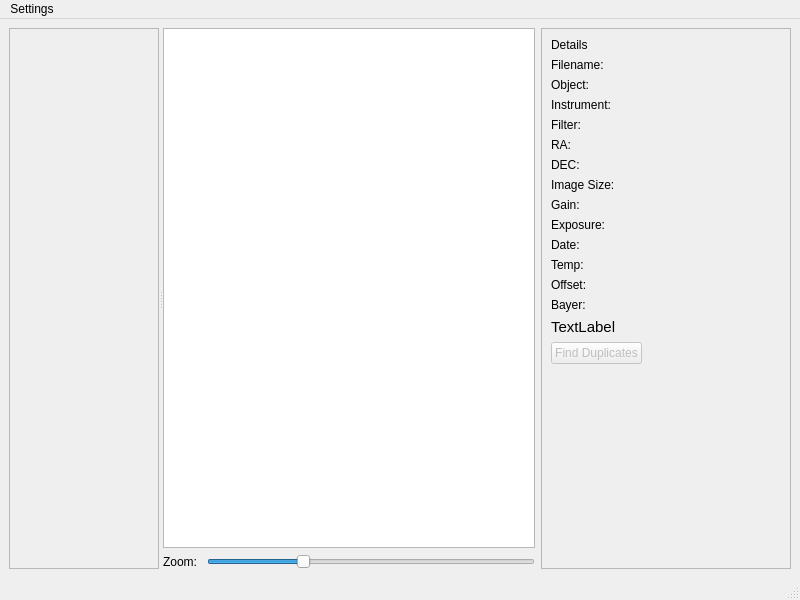
Before: the Qt Designer form src/mainwindow.ui in AstrocatApp/AstrocatApp, drawn with Qt 5.
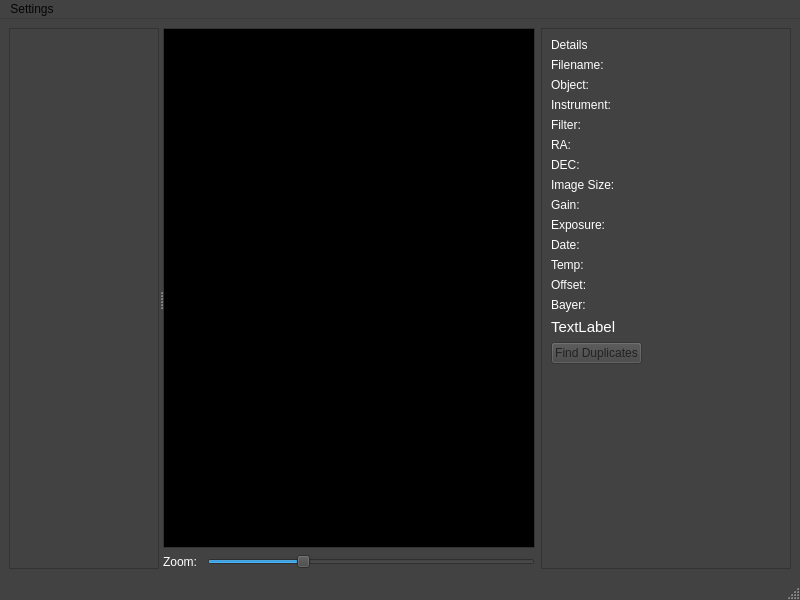
After: the same form once the commit is applied.

Commit message: Experimenting with palette

```diff
--- a/src/mainwindow.ui
+++ b/src/mainwindow.ui
@@ -10,6 +10,448 @@
     <height>600</height>
    </rect>
   </property>
+  <property name="palette">
+   <palette>
+    <active>
+     <colorrole role="WindowText">
+      <brush brushstyle="SolidPattern">
+       <color alpha="255">
+        <red>255</red>
+        <green>255</green>
+        <blue>255</blue>
+       </color>
+      </brush>
+     </colorrole>
+     <colorrole role="Button">
+      <brush brushstyle="SolidPattern">
+       <color alpha="255">
+        <red>66</red>
+        <green>66</green>
+        <blue>66</blue>
+       </color>
+      </brush>
+     </colorrole>
+     <colorrole role="Light">
+      <brush brushstyle="SolidPattern">
+       <color alpha="255">
+        <red>100</red>
+        <green>100</green>
+        <blue>100</blue>
+       </color>
+      </brush>
+     </colorrole>
+     <colorrole role="Midlight">
+      <brush brushstyle="SolidPattern">
+       <color alpha="255">
+        <red>83</red>
+        <green>83</green>
+        <blue>83</blue>
+       </color>
+      </brush>
+     </colorrole>
+     <colorrole role="Dark">
+      <brush brushstyle="SolidPattern">
+       <color alpha="255">
+        <red>33</red>
+        <green>33</green>
+        <blue>33</blue>
+       </color>
+      </brush>
+     </colorrole>
+     <colorrole role="Mid">
+      <brush brushstyle="SolidPattern">
+       <color alpha="255">
+        <red>44</red>
+        <green>44</green>
+        <blue>44</blue>
+       </color>
+      </brush>
+     </colorrole>
+     <colorrole role="Text">
+      <brush brushstyle="SolidPattern">
+       <color alpha="255">
+        <red>255</red>
+        <green>255</green>
+        <blue>255</blue>
+       </color>
+      </brush>
+     </colorrole>
+     <colorrole role="BrightText">
+      <brush brushstyle="SolidPattern">
+       <color alpha="255">
+        <red>255</red>
+        <green>255</green>
+        <blue>255</blue>
+       </color>
+      </brush>
+     </colorrole>
+     <colorrole role="ButtonText">
+      <brush brushstyle="SolidPattern">
+       <color alpha="255">
+        <red>5</red>
+        <green>5</green>
+        <blue>5</blue>
+       </color>
+      </brush>
+     </colorrole>
+     <colorrole role="Base">
+      <brush brushstyle="SolidPattern">
+       <color alpha="255">
+        <red>0</red>
+        <green>0</green>
+        <blue>0</blue>
+       </color>
+      </brush>
+     </colorrole>
+     <colorrole role="Window">
+      <brush brushstyle="SolidPattern">
+       <color alpha="255">
+        <red>66</red>
+        <green>66</green>
+        <blue>66</blue>
+       </color>
+      </brush>
+     </colorrole>
+     <colorrole role="Shadow">
+      <brush brushstyle="SolidPattern">
+       <color alpha="255">
+        <red>0</red>
+        <green>0</green>
+        <blue>0</blue>
+       </color>
+      </brush>
+     </colorrole>
+     <colorrole role="AlternateBase">
+      <brush brushstyle="SolidPattern">
+       <color alpha="255">
+        <red>33</red>
+        <green>33</green>
+        <blue>33</blue>
+       </color>
+      </brush>
+     </colorrole>
+     <colorrole role="ToolTipBase">
+      <brush brushstyle="SolidPattern">
+       <color alpha="255">
+        <red>255</red>
+        <green>255</green>
+        <blue>220</blue>
+       </color>
+      </brush>
+     </colorrole>
+     <colorrole role="ToolTipText">
+      <brush brushstyle="SolidPattern">
+       <color alpha="255">
+        <red>0</red>
+        <green>0</green>
+        <blue>0</blue>
+       </color>
+      </brush>
+     </colorrole>
+     <colorrole role="PlaceholderText">
+      <brush brushstyle="SolidPattern">
+       <color alpha="128">
+        <red>255</red>
+        <green>255</green>
+        <blue>255</blue>
+       </color>
+      </brush>
+     </colorrole>
+    </active>
+    <inactive>
+     <colorrole role="WindowText">
+      <brush brushstyle="SolidPattern">
+       <color alpha="255">
+        <red>255</red>
+        <green>255</green>
+        <blue>255</blue>
+       </color>
+      </brush>
+     </colorrole>
+     <colorrole role="Button">
+      <brush brushstyle="SolidPattern">
+       <color alpha="255">
+        <red>66</red>
+        <green>66</green>
+        <blue>66</blue>
+       </color>
+      </brush>
+     </colorrole>
+     <colorrole role="Light">
+      <brush brushstyle="SolidPattern">
+       <color alpha="255">
+        <red>100</red>
+        <green>100</green>
+        <blue>100</blue>
+       </color>
+      </brush>
+     </colorrole>
+     <colorrole role="Midlight">
+      <brush brushstyle="SolidPattern">
+       <color alpha="255">
+        <red>83</red>
+        <green>83</green>
+        <blue>83</blue>
+       </color>
+      </brush>
+     </colorrole>
+     <colorrole role="Dark">
+      <brush brushstyle="SolidPattern">
+       <color alpha="255">
+        <red>33</red>
+        <green>33</green>
+        <blue>33</blue>
+       </color>
+      </brush>
+     </colorrole>
+     <colorrole role="Mid">
+      <brush brushstyle="SolidPattern">
+       <color alpha="255">
+        <red>44</red>
+        <green>44</green>
+        <blue>44</blue>
+       </color>
+      </brush>
+     </colorrole>
+     <colorrole role="Text">
+      <brush brushstyle="SolidPattern">
+       <color alpha="255">
+        <red>255</red>
+        <green>255</green>
+        <blue>255</blue>
+       </color>
+      </brush>
+     </colorrole>
+     <colorrole role="BrightText">
+      <brush brushstyle="SolidPattern">
+       <color alpha="255">
+        <red>255</red>
+        <green>255</green>
+        <blue>255</blue>
+       </color>
+      </brush>
+     </colorrole>
+     <colorrole role="ButtonText">
+      <brush brushstyle="SolidPattern">
+       <color alpha="255">
+        <red>5</red>
+        <green>5</green>
+        <blue>5</blue>
+       </color>
+      </brush>
+     </colorrole>
+     <colorrole role="Base">
+      <brush brushstyle="SolidPattern">
+       <color alpha="255">
+        <red>0</red>
+        <green>0</green>
+        <blue>0</blue>
+       </color>
+      </brush>
+     </colorrole>
+     <colorrole role="Window">
+      <brush brushstyle="SolidPattern">
+       <color alpha="255">
+        <red>66</red>
+        <green>66</green>
+        <blue>66</blue>
+       </color>
+      </brush>
+     </colorrole>
+     <colorrole role="Shadow">
+      <brush brushstyle="SolidPattern">
+       <color alpha="255">
+        <red>0</red>
+        <green>0</green>
+        <blue>0</blue>
+       </color>
+      </brush>
+     </colorrole>
+     <colorrole role="AlternateBase">
+      <brush brushstyle="SolidPattern">
+       <color alpha="255">
+        <red>33</red>
+        <green>33</green>
+        <blue>33</blue>
+       </color>
+      </brush>
+     </colorrole>
+     <colorrole role="ToolTipBase">
+      <brush brushstyle="SolidPattern">
+       <color alpha="255">
+        <red>255</red>
+        <green>255</green>
+        <blue>220</blue>
+       </color>
+      </brush>
+     </colorrole>
+     <colorrole role="ToolTipText">
+      <brush brushstyle="SolidPattern">
+       <color alpha="255">
+        <red>0</red>
+        <green>0</green>
+        <blue>0</blue>
+       </color>
+      </brush>
+     </colorrole>
+     <colorrole role="PlaceholderText">
+      <brush brushstyle="SolidPattern">
+       <color alpha="128">
+        <red>255</red>
+        <green>255</green>
+        <blue>255</blue>
+       </color>
+      </brush>
+     </colorrole>
+    </inactive>
+    <disabled>
+     <colorrole role="WindowText">
+      <brush brushstyle="SolidPattern">
+       <color alpha="255">
+        <red>33</red>
+        <green>33</green>
+        <blue>33</blue>
+       </color>
+      </brush>
+     </colorrole>
+     <colorrole role="Button">
+      <brush brushstyle="SolidPattern">
+       <color alpha="255">
+        <red>66</red>
+        <green>66</green>
+        <blue>66</blue>
+       </color>
+      </brush>
+     </colorrole>
+     <colorrole role="Light">
+      <brush brushstyle="SolidPattern">
+       <color alpha="255">
+        <red>100</red>
+        <green>100</green>
+        <blue>100</blue>
+       </color>
+      </brush>
+     </colorrole>
+     <colorrole role="Midlight">
+      <brush brushstyle="SolidPattern">
+       <color alpha="255">
+        <red>83</red>
+        <green>83</green>
+        <blue>83</blue>
+       </color>
+      </brush>
+     </colorrole>
+     <colorrole role="Dark">
+      <brush brushstyle="SolidPattern">
+       <color alpha="255">
+        <red>33</red>
+        <green>33</green>
+        <blue>33</blue>
+       </color>
+      </brush>
+     </colorrole>
+     <colorrole role="Mid">
+      <brush brushstyle="SolidPattern">
+       <color alpha="255">
+        <red>44</red>
+        <green>44</green>
+        <blue>44</blue>
+       </color>
+      </brush>
+     </colorrole>
+     <colorrole role="Text">
+      <brush brushstyle="SolidPattern">
+       <color alpha="255">
+        <red>33</red>
+        <green>33</green>
+        <blue>33</blue>
+       </color>
+      </brush>
+     </colorrole>
+     <colorrole role="BrightText">
+      <brush brushstyle="SolidPattern">
+       <color alpha="255">
+        <red>255</red>
+        <green>255</green>
+        <blue>255</blue>
+       </color>
+      </brush>
+     </colorrole>
+     <colorrole role="ButtonText">
+      <brush brushstyle="SolidPattern">
+       <color alpha="255">
+        <red>33</red>
+        <green>33</green>
+        <blue>33</blue>
+       </color>
+      </brush>
+     </colorrole>
+     <colorrole role="Base">
+      <brush brushstyle="SolidPattern">
+       <color alpha="255">
+        <red>66</red>
+        <green>66</green>
+        <blue>66</blue>
+       </color>
+      </brush>
+     </colorrole>
+     <colorrole role="Window">
+      <brush brushstyle="SolidPattern">
+       <color alpha="255">
+        <red>66</red>
+        <green>66</green>
+        <blue>66</blue>
+       </color>
+      </brush>
+     </colorrole>
+     <colorrole role="Shadow">
+      <brush brushstyle="SolidPattern">
+       <color alpha="255">
+        <red>0</red>
+        <green>0</green>
+        <blue>0</blue>
+       </color>
+      </brush>
+     </colorrole>
+     <colorrole role="AlternateBase">
+      <brush brushstyle="SolidPattern">
+       <color alpha="255">
+        <red>66</red>
+        <green>66</green>
+        <blue>66</blue>
+       </color>
+      </brush>
+     </colorrole>
+     <colorrole role="ToolTipBase">
+      <brush brushstyle="SolidPattern">
+       <color alpha="255">
+        <red>255</red>
+        <green>255</green>
+        <blue>220</blue>
+       </color>
+      </brush>
+     </colorrole>
+     <colorrole role="ToolTipText">
+      <brush brushstyle="SolidPattern">
+       <color alpha="255">
+        <red>0</red>
+        <green>0</green>
+        <blue>0</blue>
+       </color>
+      </brush>
+     </colorrole>
+     <colorrole role="PlaceholderText">
+      <brush brushstyle="SolidPattern">
+       <color alpha="128">
+        <red>255</red>
+        <green>255</green>
+        <blue>255</blue>
+       </color>
+      </brush>
+     </colorrole>
+    </disabled>
+   </palette>
+  </property>
   <property name="windowTitle">
    <string>Astrocat</string>
   </property>
```
The commit also changes 3 other files.
